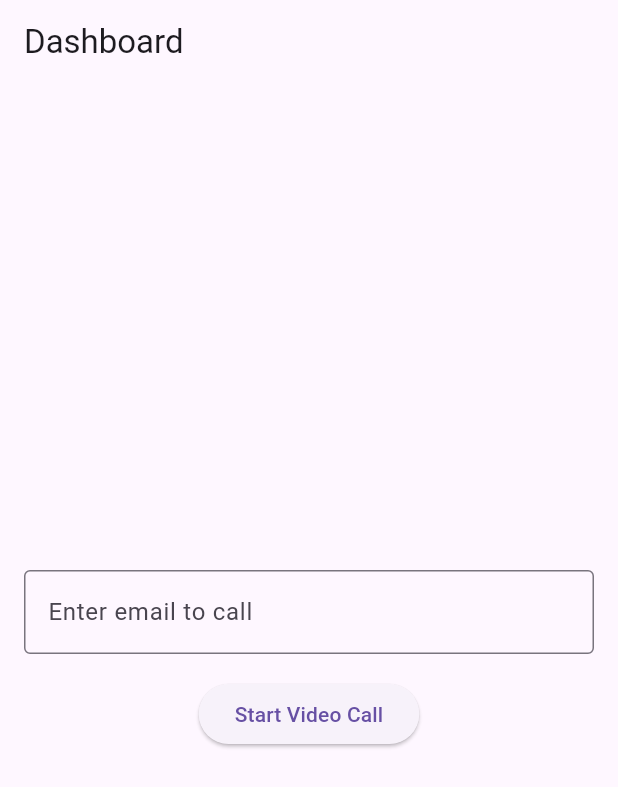
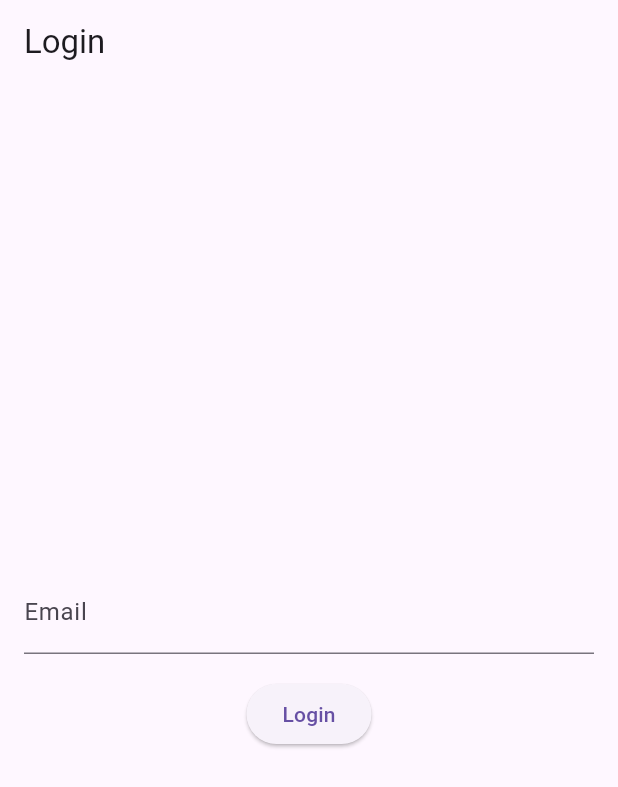
Before and after one commit to prash5t/videocall-app, a Flutter app: the screen it shows after launch, on a phone screen of 412 x 824 dp. Shown: the top 787 px of the screen. Run offline on Flutter 3.47's test engine with Material 3 defaults, Android fonts, the phone set to English and light mode, and no system bars; our stand-ins replace permission_handler, socket_io_client; missing offline and left inert: flutter_webrtc.

Commit message:
sync: one to one call

```diff
--- a/lib/core/routes/app_routes.dart
+++ b/lib/core/routes/app_routes.dart
@@ -1,4 +1,5 @@
 class AppRoutes {
-  static const String dashboard = '/';
+  static const String login = '/login';
+  static const String dashboard = '/dashboard';
   static const String videoCall = '/video-call';
 }
--- a/lib/core/routes/route_generator.dart
+++ b/lib/core/routes/route_generator.dart
@@ -1,4 +1,5 @@
 import 'package:flutter/material.dart';
+import '../../features/auth/presentation/login_screen.dart';
 import '../../features/dashboard/presentation/dashboard_screen.dart';
 import '../../features/videocall/presentation/videocall_screen.dart';
 import 'app_routes.dart';
@@ -6,10 +7,14 @@ import 'app_routes.dart';
 class RouteGenerator {
   static Route<dynamic> generateRoute(RouteSettings settings) {
     switch (settings.name) {
+      case AppRoutes.login:
+        return MaterialPageRoute(builder: (_) => LoginScreen());
       case AppRoutes.dashboard:
+        final args = settings.arguments as Map<String, dynamic>?;
         return MaterialPageRoute(
           builder: (_) => DashboardScreen(
-              userEmail: 'user1@example.com'), // Replace with actual user email
+            userEmail: args?['userEmail'] ?? 'user1@example.com',
+          ),
         );
       case AppRoutes.videoCall:
         final args = settings.arguments as Map<String, dynamic>;
@@ -22,11 +27,7 @@ class RouteGenerator {
           ),
         );
       default:
-        return MaterialPageRoute(
-          builder: (_) => Scaffold(
-            body: Center(child: Text('No route defined for ${settings.name}')),
-          ),
-        );
+        return MaterialPageRoute(builder: (_) => LoginScreen());
     }
   }
 }
--- /dev/null
+++ b/lib/features/auth/presentation/login_screen.dart
@@ -0,0 +1,46 @@
+import 'package:flutter/material.dart';
+import '../../../core/routes/app_routes.dart';
+
+class LoginScreen extends StatefulWidget {
+  @override
+  _LoginScreenState createState() => _LoginScreenState();
+}
+
+class _LoginScreenState extends State<LoginScreen> {
+  final _emailController = TextEditingController();
+
+  void _login() {
+    final email = _emailController.text.trim();
+    if (email.isNotEmpty) {
+      Navigator.of(context).pushReplacementNamed(
+        AppRoutes.dashboard,
+        arguments: {'userEmail': email},
+      );
+    }
+  }
+
+  @override
+  Widget build(BuildContext context) {
+    return Scaffold(
+      appBar: AppBar(title: Text('Login')),
+      body: Padding(
+        padding: EdgeInsets.all(16.0),
+        child: Column(
+          mainAxisAlignment: MainAxisAlignment.center,
+          children: [
+            TextField(
+              controller: _emailController,
+              decoration: InputDecoration(labelText: 'Email'),
+              keyboardType: TextInputType.emailAddress,
+            ),
+            SizedBox(height: 16),
+            ElevatedButton(
+              onPressed: _login,
+              child: Text('Login'),
+            ),
+          ],
+        ),
+      ),
+    );
+  }
+}
--- a/lib/main.dart
+++ b/lib/main.dart
@@ -2,5 +2,5 @@ import 'package:flutter/material.dart';
 import 'package:videocall/video_call_app.dart';
 
 void main() {
-  runApp(const VideoCallApp());
+  runApp(VideoCallApp());
 }
--- a/lib/video_call_app.dart
+++ b/lib/video_call_app.dart
@@ -1,9 +1,8 @@
 import 'package:flutter/material.dart';
 import 'core/routes/route_generator.dart';
+import 'core/routes/app_routes.dart';
 
 class VideoCallApp extends StatelessWidget {
-  const VideoCallApp({Key? key}) : super(key: key);
-
   @override
   Widget build(BuildContext context) {
     return MaterialApp(
@@ -11,7 +10,6 @@ class VideoCallApp extends StatelessWidget {
       theme: ThemeData(
         primarySwatch: Colors.blue,
       ),
-      initialRoute: '/',
       onGenerateRoute: RouteGenerator.generateRoute,
     );
   }
```
Also changed, not shown: lib/features/videocall/presentation/videocall_screen.dart (+66 -84 lines).
